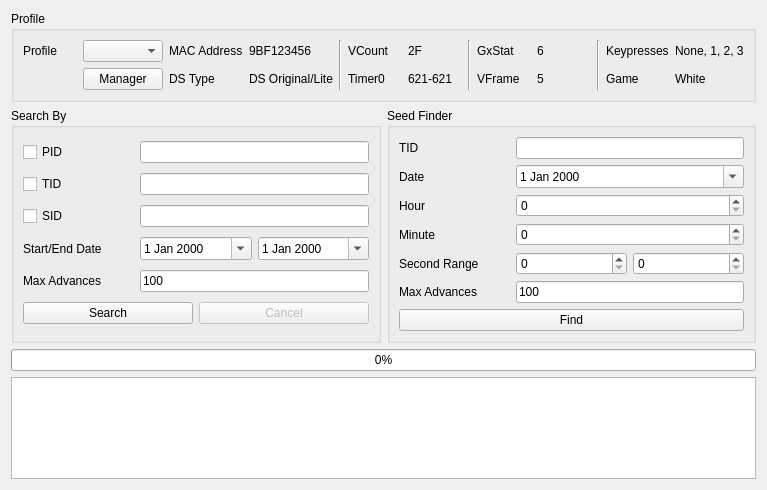
The window that Source/Forms/Gen5/IDs5.ui (Admiral-Fish/PokeFinder) describes before a commit, drawn with Qt 5.
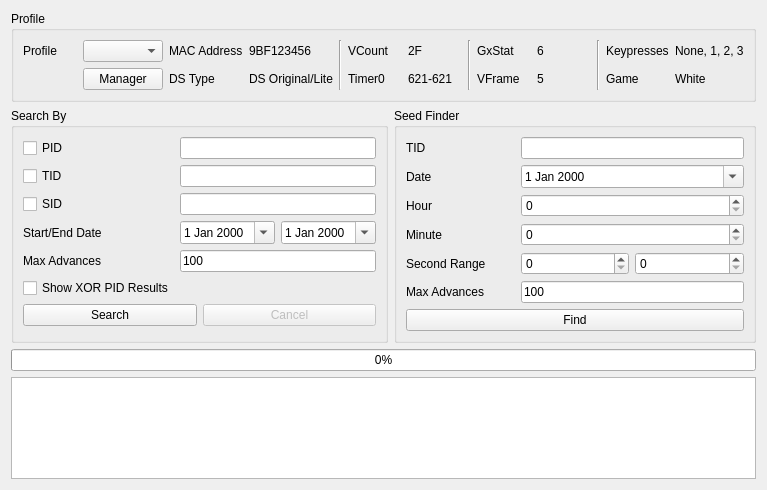
The same window after the commit. Custom widgets are drawn as their Qt base class.

Commit message: add checkbox for xor

```diff
--- a/Source/Forms/Gen5/IDs5.ui
+++ b/Source/Forms/Gen5/IDs5.ui
@@ -395,7 +395,7 @@
         </property>
        </widget>
       </item>
-      <item row="5" column="0" colspan="3">
+      <item row="6" column="0" colspan="3">
        <layout class="QHBoxLayout" name="horizontalLayout">
         <item>
          <widget class="QPushButton" name="pushButtonSearch">
@@ -426,6 +426,13 @@
         </property>
        </widget>
       </item>
+      <item row="5" column="0">
+       <widget class="QCheckBox" name="checkBoxXOR">
+        <property name="text">
+         <string>Show XOR PID Results</string>
+        </property>
+       </widget>
+      </item>
       <item row="2" column="0">
        <widget class="QCheckBox" name="checkBoxSID">
         <property name="text">
```
The commit also changes 5 other files.
